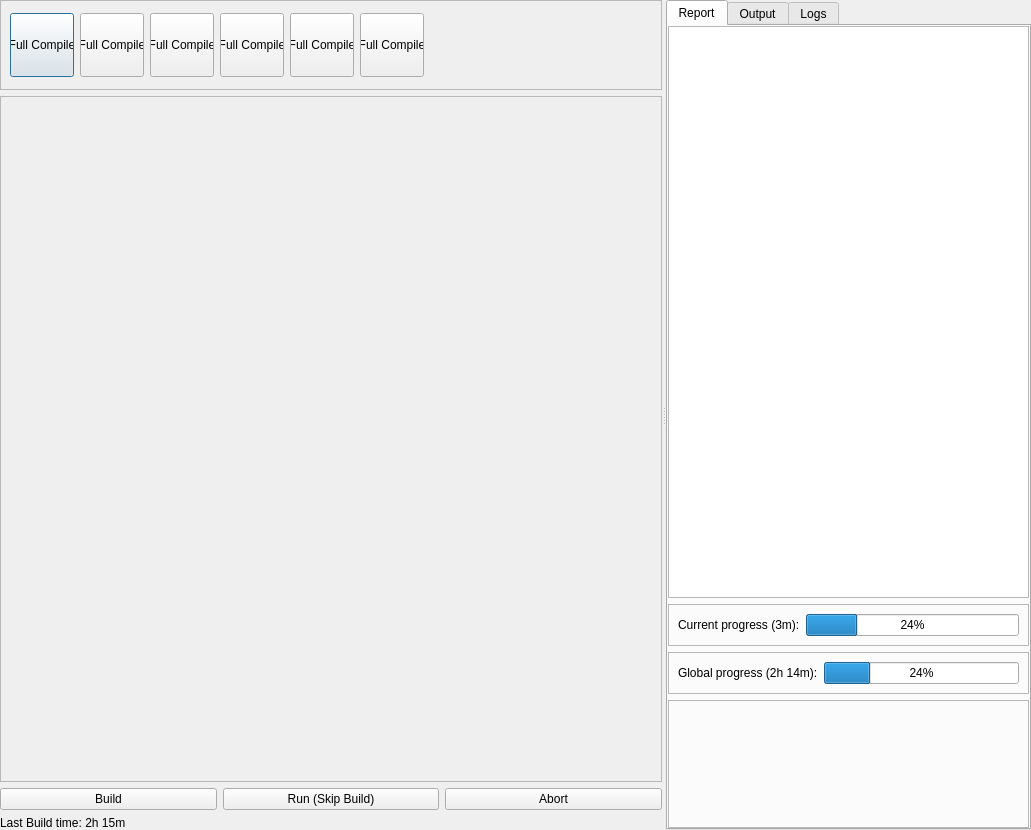
Above: src/forms/mapbuilder/main.ui from dertwist/Hammer5Tools before the change. Below: the same form after it.
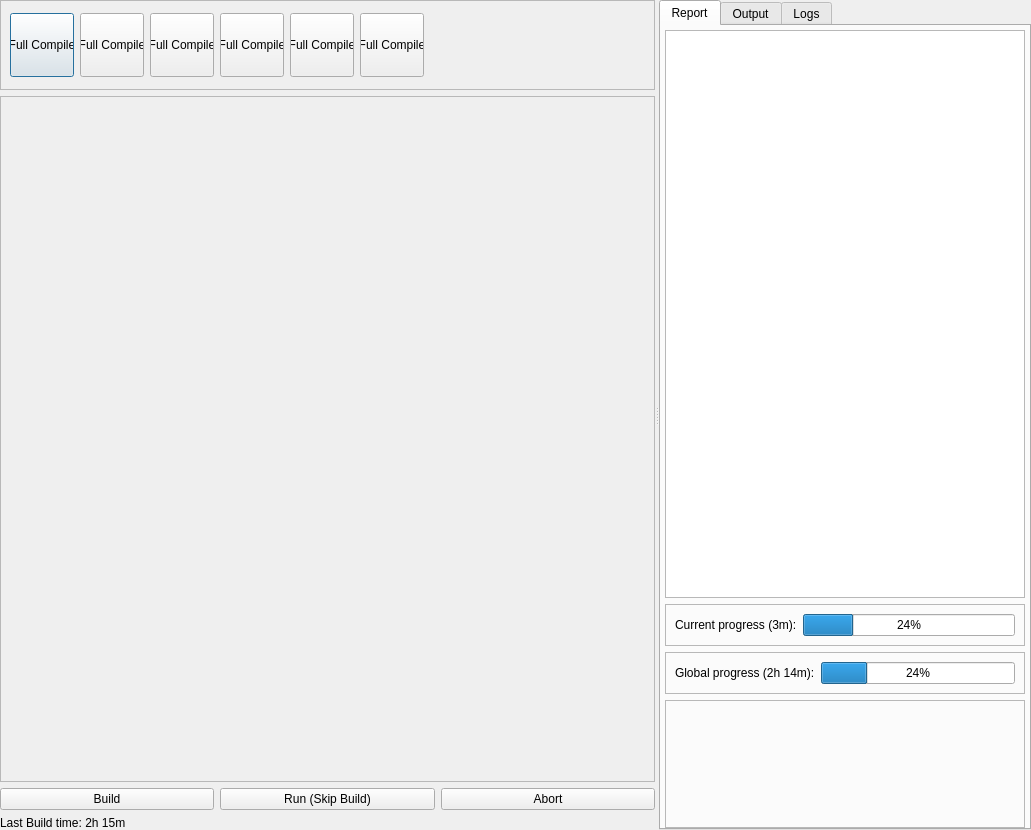
That is the form after the change. The open tabs and pages were chosen to show the change. Icons and pictures are not drawn.

```diff
--- a/src/forms/mapbuilder/main.ui
+++ b/src/forms/mapbuilder/main.ui
@@ -60,6 +60,9 @@
            <height>90</height>
           </size>
          </property>
+         <property name="verticalScrollBarPolicy">
+          <enum>Qt::ScrollBarPolicy::ScrollBarAlwaysOff</enum>
+         </property>
          <property name="widgetResizable">
           <bool>true</bool>
          </property>
@@ -458,13 +461,13 @@
           </attribute>
           <layout class="QVBoxLayout" name="verticalLayout_5">
            <property name="leftMargin">
-            <number>0</number>
+            <number>4</number>
            </property>
            <property name="topMargin">
-            <number>0</number>
+            <number>4</number>
            </property>
            <property name="rightMargin">
-            <number>0</number>
+            <number>4</number>
            </property>
            <property name="bottomMargin">
             <number>0</number>
@@ -544,7 +547,23 @@
              <property name="frameShadow">
               <enum>QFrame::Shadow::Raised</enum>
              </property>
-             <layout class="QHBoxLayout" name="horizontalLayout_7"/>
+             <layout class="QHBoxLayout" name="horizontalLayout_7">
+              <property name="spacing">
+               <number>0</number>
+              </property>
+              <property name="leftMargin">
+               <number>0</number>
+              </property>
+              <property name="topMargin">
+               <number>0</number>
+              </property>
+              <property name="rightMargin">
+               <number>0</number>
+              </property>
+              <property name="bottomMargin">
+               <number>0</number>
+              </property>
+             </layout>
             </widget>
            </item>
           </layout>
```
Left out of the diff: 2 changed lines with no effect on the pictures.
